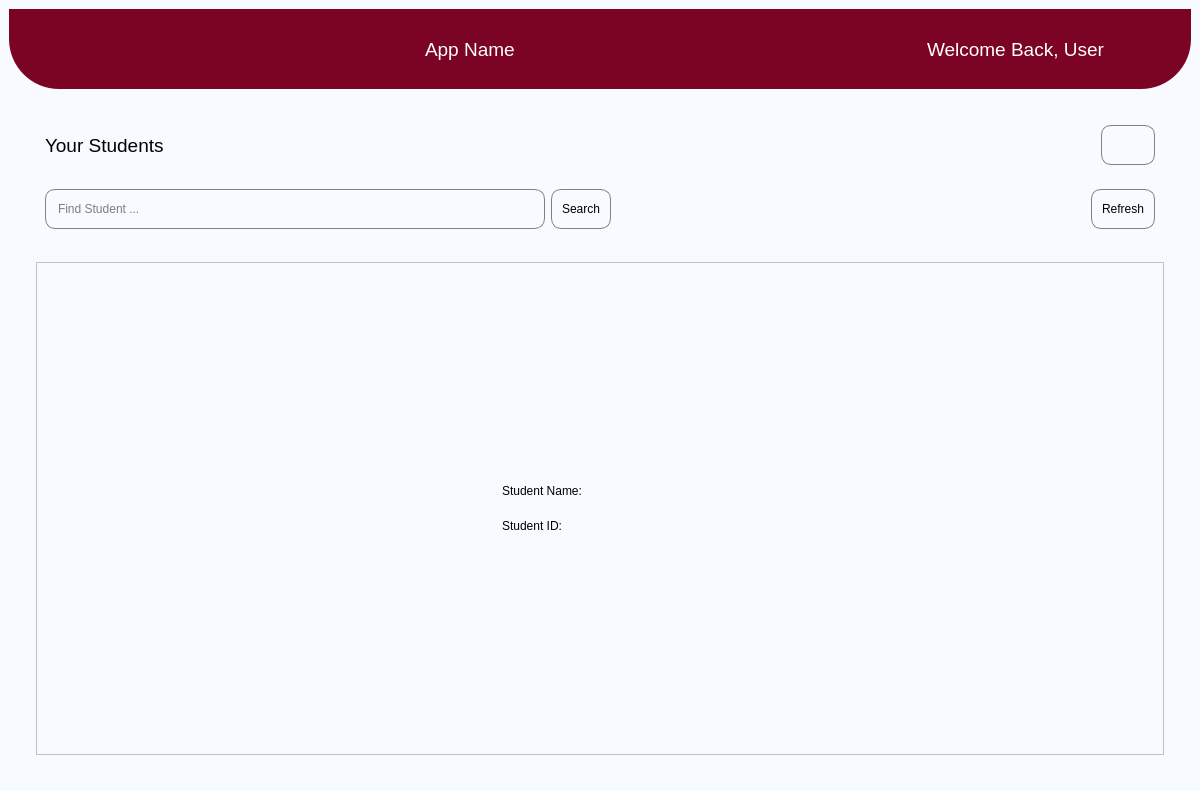
First picture: the form in main.ui, repository chiub2/CMPT496FR, before the edit.
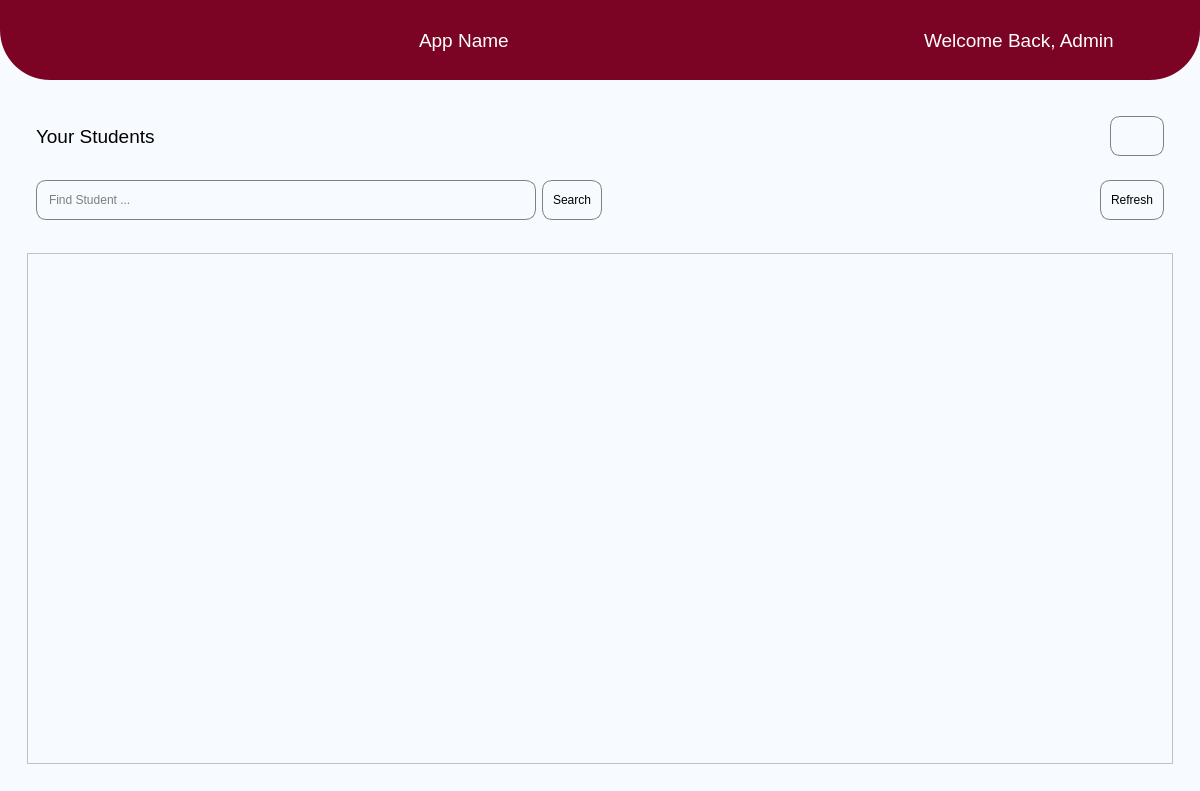
Second picture: the form after the edit. The open tabs and pages were chosen to show the change. Icons and pictures are not drawn.

Diff of the .ui file:
```diff
--- a/main.ui
+++ b/main.ui
@@ -23,7 +23,22 @@
    <property name="styleSheet">
     <string notr="true">background-color:rgb(247, 251, 255);</string>
    </property>
-   <layout class="QVBoxLayout" name="verticalLayout_5">
+   <layout class="QHBoxLayout" name="horizontalLayout">
+    <property name="spacing">
+     <number>0</number>
+    </property>
+    <property name="leftMargin">
+     <number>0</number>
+    </property>
+    <property name="topMargin">
+     <number>0</number>
+    </property>
+    <property name="rightMargin">
+     <number>0</number>
+    </property>
+    <property name="bottomMargin">
+     <number>0</number>
+    </property>
     <item>
      <widget class="QWidget" name="widget" native="true">
       <layout class="QVBoxLayout" name="verticalLayout">
@@ -77,6 +92,21 @@
 }</string>
          </property>
          <layout class="QHBoxLayout" name="horizontalLayout_2">
+          <property name="spacing">
+           <number>6</number>
+          </property>
+          <property name="leftMargin">
+           <number>9</number>
+          </property>
+          <property name="topMargin">
+           <number>9</number>
+          </property>
+          <property name="rightMargin">
+           <number>9</number>
+          </property>
+          <property name="bottomMargin">
+           <number>9</number>
+          </property>
           <item>
            <spacer name="horizontalSpacer">
             <property name="orientation">
@@ -123,7 +153,7 @@
              </font>
             </property>
             <property name="text">
-             <string>Welcome Back, User</string>
+             <string>Welcome Back, Admin</string>
             </property>
            </widget>
           </item>
@@ -166,6 +196,13 @@
               <height>35</height>
              </size>
             </property>
+            <property name="styleSheet">
+             <string notr="true">QPushButton{
+	border: 0px solid grey;
+	border-radius: 15px;
+
+}</string>
+            </property>
             <property name="text">
              <string/>
             </property>
@@ -723,8 +760,8 @@
                      <rect>
                       <x>0</x>
                       <y>0</y>
-                      <width>1126</width>
-                      <height>491</height>
+                      <width>1144</width>
+                      <height>509</height>
                      </rect>
                     </property>
                     <layout class="QGridLayout" name="gridLayout_3">
@@ -736,124 +773,6 @@
                        <property name="spacing">
                         <number>10</number>
                        </property>
-                       <item row="0" column="0">
-                        <widget class="QWidget" name="widget_10" native="true">
-                         <property name="minimumSize">
-                          <size>
-                           <width>250</width>
-                           <height>100</height>
-                          </size>
-                         </property>
-                         <property name="maximumSize">
-                          <size>
-                           <width>250</width>
-                           <height>100</height>
-                          </size>
-                         </property>
-                         <property name="styleSheet">
-                          <string notr="true">background-color: rgb(247, 251, 255);</string>
-                         </property>
-                         <layout class="QHBoxLayout" name="horizontalLayout">
-                          <item>
-                           <widget class="QWidget" name="widget_11" native="true">
-                            <layout class="QVBoxLayout" name="verticalLayout_13">
-                             <item>
-                              <widget class="QWidget" name="widget_20" native="true">
-                               <layout class="QHBoxLayout" name="horizontalLayout_12">
-                                <item>
-                                 <widget class="QLabel" name="label_2">
-                                  <property name="text">
-                                   <string>Student Name:</string>
-                                  </property>
-                                 </widget>
-                                </item>
-                               </layout>
-                              </widget>
-                             </item>
-                             <item>
-                              <widget class="QWidget" name="widget_19" native="true">
-                               <layout class="QHBoxLayout" name="horizontalLayout_13">
-                                <item>
-                                 <widget class="QLabel" name="label_6">
-                                  <property name="text">
-                                   <string>Student ID:</string>
-                                  </property>
-                                 </widget>
-                                </item>
-                               </layout>
-                              </widget>
-                             </item>
-                            </layout>
-                           </widget>
-                          </item>
-                          <item>
-                           <widget class="QWidget" name="widget_12" native="true">
-                            <property name="maximumSize">
-                             <size>
-                              <width>30</width>
-                              <height>150</height>
-                             </size>
-                            </property>
-                            <layout class="QHBoxLayout" name="horizontalLayout_14">
-                             <property name="spacing">
-                              <number>0</number>
-                             </property>
-                             <property name="leftMargin">
-                              <number>0</number>
-                             </property>
-                             <property name="topMargin">
-                              <number>0</number>
-                             </property>
-                             <property name="rightMargin">
-                              <number>0</number>
-                             </property>
-                             <property name="bottomMargin">
-                              <number>0</number>
-                             </property>
-                             <item>
-                              <widget class="QPushButton" name="pushButton">
-                               <property name="minimumSize">
-                                <size>
-                                 <width>25</width>
-                                 <height>50</height>
-                                </size>
-                               </property>
-                               <property name="maximumSize">
-                                <size>
-                                 <width>25</width>
-                                 <height>150</height>
-                                </size>
-                               </property>
-                               <property name="styleSheet">
-                                <string notr="true">QPushButton{
-                                  border:none;
-                                    }
-                                                              
-                                QPushButton:hover{
-                                  background-color: #b3b3b3;
-                                }</string>
-                               </property>
-                               <property name="text">
-                                <string/>
-                               </property>
-                               <property name="icon">
-                                <iconset>
-                                 <normaloff>UI/UI resources/BlackIcons/threeDotMenu.svg</normaloff>UI/UI resources/BlackIcons/threeDotMenu.svg</iconset>
-                               </property>
-                               <property name="iconSize">
-                                <size>
-                                 <width>20</width>
-                                 <height>30</height>
-                                </size>
-                               </property>
-                              </widget>
-                             </item>
-                            </layout>
-                           </widget>
-                          </item>
-                         </layout>
-                        </widget>
-                       </item>
                       </layout>
                      </item>
                     </layout>
```
Left out of the diff: 10 changed lines with no effect on the pictures.
